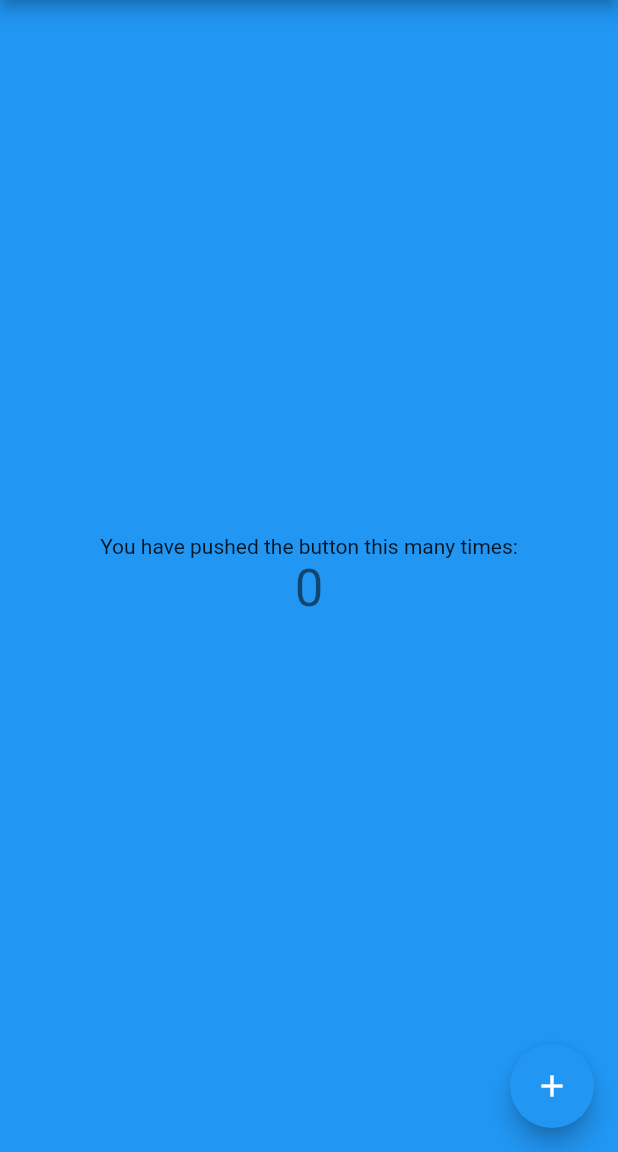
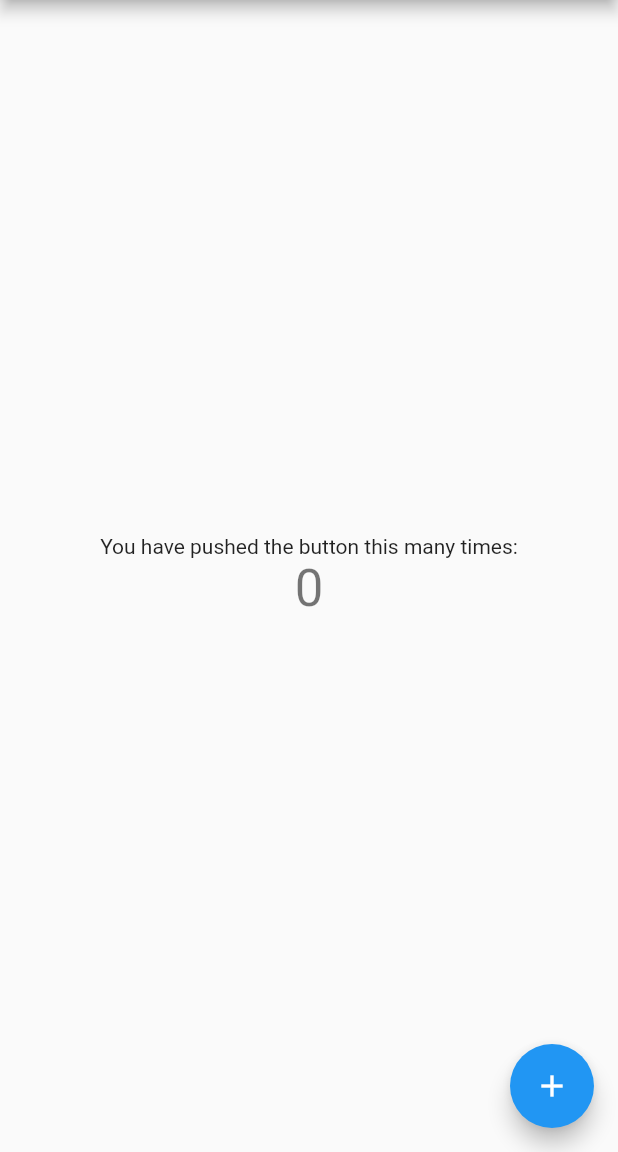
Before and after one commit to korlakanh/Flutter-App, a Flutter app: the screen it shows after launch, on a phone screen of 412 x 824 dp, the part 84-1236 px from its top. Run offline on Flutter 3.47's test engine with Material 2 defaults, Android fonts, the phone set to English and light mode, and no system bars.

Commit message:
Revert "remove comment"
This reverts commit 9a32d9c004f14a68d796ee87fe9519467825cb89.

```diff
--- a/lib/main.dart
+++ b/lib/main.dart
@@ -3,13 +3,21 @@ import 'package:flutter/material.dart';
 void main() => runApp(MyApp());
 
 class MyApp extends StatelessWidget {
-
+  // This widget is the root of your application.
   @override
   Widget build(BuildContext context) {
     return MaterialApp(
       title: 'Flutter Demo',
       theme: ThemeData(
-
+        // This is the theme of your application.
+        //
+        // Try running your application with "flutter run". You'll see the
+        // application has a blue toolbar. Then, without quitting the app, try
+        // changing the primarySwatch below to Colors.green and then invoke
+        // "hot reload" (press "r" in the console where you ran "flutter run",
+        // or simply save your changes to "hot reload" in a Flutter IDE).
+        // Notice that the counter didn't reset back to zero; the application
+        // is not restarted.
         primarySwatch: Colors.blue,
       ),
       home: MyHomePage(title: 'Flutter Demo Home Page'),
@@ -20,6 +28,14 @@ class MyApp extends StatelessWidget {
 class MyHomePage extends StatefulWidget {
   MyHomePage({Key key, this.title}) : super(key: key);
 
+  // This widget is the home page of your application. It is stateful, meaning
+  // that it has a State object (defined below) that contains fields that affect
+  // how it looks.
+
+  // This class is the configuration for the state. It holds the values (in this
+  // case the title) provided by the parent (in this case the App widget) and
+  // used by the build method of the State. Fields in a Widget subclass are
+  // always marked "final".
 
   final String title;
 
@@ -32,24 +48,47 @@ class _MyHomePageState extends State<MyHomePage> {
 
   void _incrementCounter() {
     setState(() {
-
+      // This call to setState tells the Flutter framework that something has
+      // changed in this State, which causes it to rerun the build method below
+      // so that the display can reflect the updated values. If we changed
+      // _counter without calling setState(), then the build method would not be
+      // called again, and so nothing would appear to happen.
       _counter++;
     });
   }
 
   @override
   Widget build(BuildContext context) {
-
+    // This method is rerun every time setState is called, for instance as done
+    // by the _incrementCounter method above.
+    //
+    // The Flutter framework has been optimized to make rerunning build methods
+    // fast, so that you can just rebuild anything that needs updating rather
+    // than having to individually change instances of widgets.
     return Scaffold(
       appBar: AppBar(
-
+        // Here we take the value from the MyHomePage object that was created by
+        // the App.build method, and use it to set our appbar title.
         title: Text(widget.title),
       ),
-      backgroundColor: Colors.blue,
       body: Center(
-
+        // Center is a layout widget. It takes a single child and positions it
+        // in the middle of the parent.
         child: Column(
-
+          // Column is also a layout widget. It takes a list of children and
+          // arranges them vertically. By default, it sizes itself to fit its
+          // children horizontally, and tries to be as tall as its parent.
+          //
+          // Invoke "debug painting" (press "p" in the console, choose the
+          // "Toggle Debug Paint" action from the Flutter Inspector in Android
+          // Studio, or the "Toggle Debug Paint" command in Visual Studio Code)
+          // to see the wireframe for each widget.
+          //
+          // Column has various properties to control how it sizes itself and
+          // how it positions its children. Here we use mainAxisAlignment to
+          // center the children vertically; the main axis here is the vertical
+          // axis because Columns are vertical (the cross axis would be
+          // horizontal).
           mainAxisAlignment: MainAxisAlignment.center,
           children: <Widget>[
             Text(
@@ -66,7 +105,7 @@ class _MyHomePageState extends State<MyHomePage> {
         onPressed: _incrementCounter,
         tooltip: 'Increment',
         child: Icon(Icons.add),
-      ),
+      ), // This trailing comma makes auto-formatting nicer for build methods.
     );
   }
 }
```
